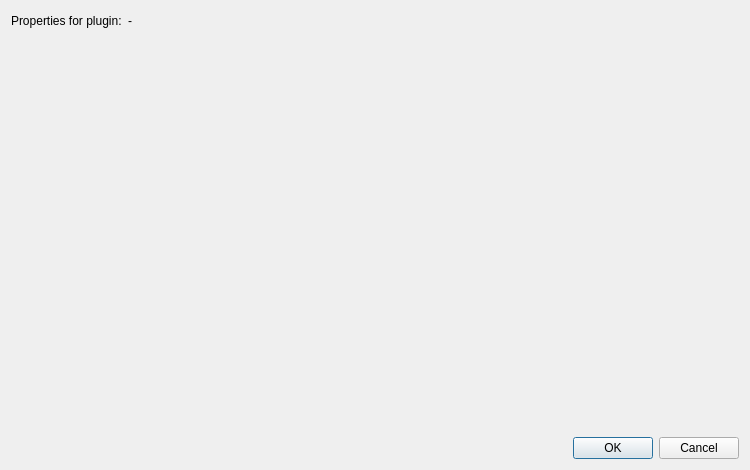
This is ui/plugineditor.ui in gideros/gideros as Qt 5 draws it before an edit. The edited form follows.
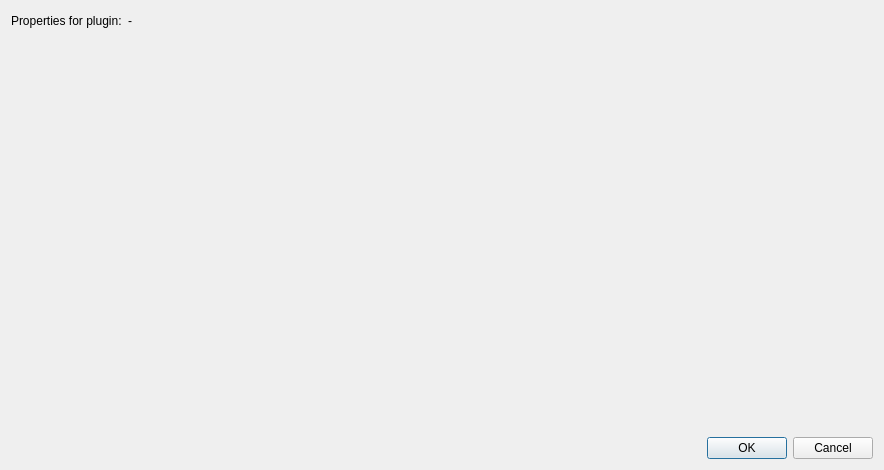
This is the edited form.

Commit message:
Plugins Require Window size too small
When you add the Require plugin and go to its properties, when you hover with the mouse an option checkbox, the horizontal scroll bar jumps to the right and option text becomes unreadable.

So I propose to increase the window size a bit.

Thank you :-)

Diff of the .ui file:
```diff
--- a/ui/plugineditor.ui
+++ b/ui/plugineditor.ui
@@ -6,7 +6,7 @@
    <rect>
     <x>0</x>
     <y>0</y>
-    <width>750</width>
+    <width>884</width>
     <height>470</height>
    </rect>
   </property>
```
